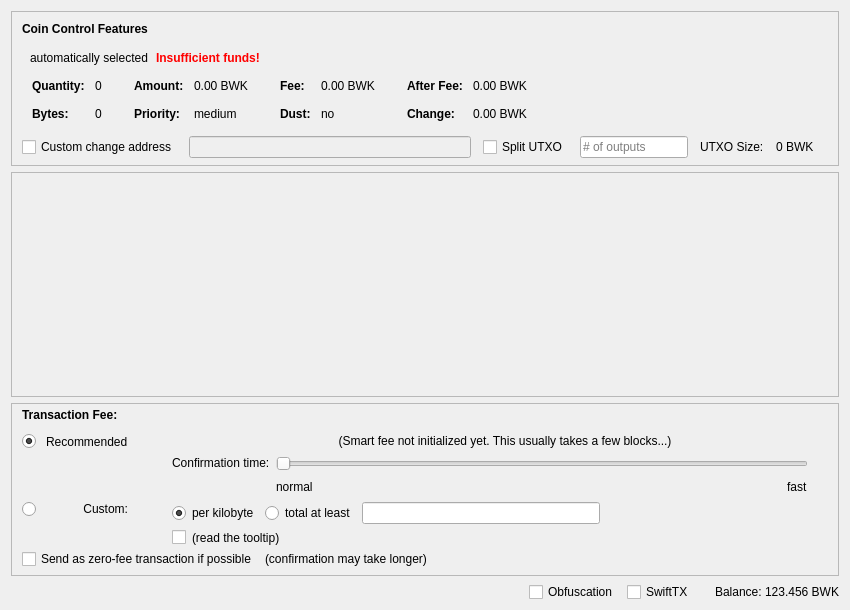
Before: the Qt Designer form src/qt/forms/sendcoinsdialog.ui in meiskam/Bulwark, drawn with Qt 5.
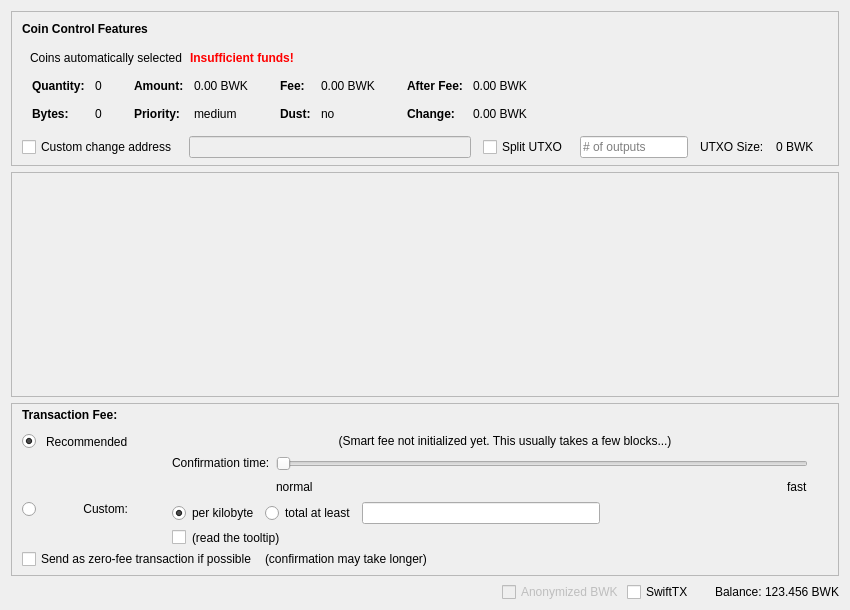
After: the same form once the commit is applied. Icons and pictures are not drawn. Custom widgets are drawn as their Qt base class.

```diff
--- a/src/qt/forms/sendcoinsdialog.ui
+++ b/src/qt/forms/sendcoinsdialog.ui
@@ -117,7 +117,7 @@
           <item>
            <widget class="QLabel" name="labelCoinControlAutomaticallySelected">
             <property name="text">
-             <string>automatically selected</string>
+             <string>Coins automatically selected</string>
             </property>
             <property name="margin">
              <number>5</number>
@@ -1385,19 +1385,13 @@
         <number>3</number>
        </property>
        <item>
-        <widget class="QCheckBox" name="checkUseObfuscation">
-         <property name="minimumSize">
-          <size>
-           <width>95</width>
-           <height>0</height>
-          </size>
-         </property>
-         <property name="text">
-          <string>Obfuscation</string>
-         </property>
-         <property name="checked">
+        <widget class="QCheckBox" name="checkzBWK">
+         <property name="enabled">
           <bool>false</bool>
          </property>
+         <property name="text">
+          <string>Anonymized BWK</string>
+         </property>
         </widget>
        </item>
        <item>
```
